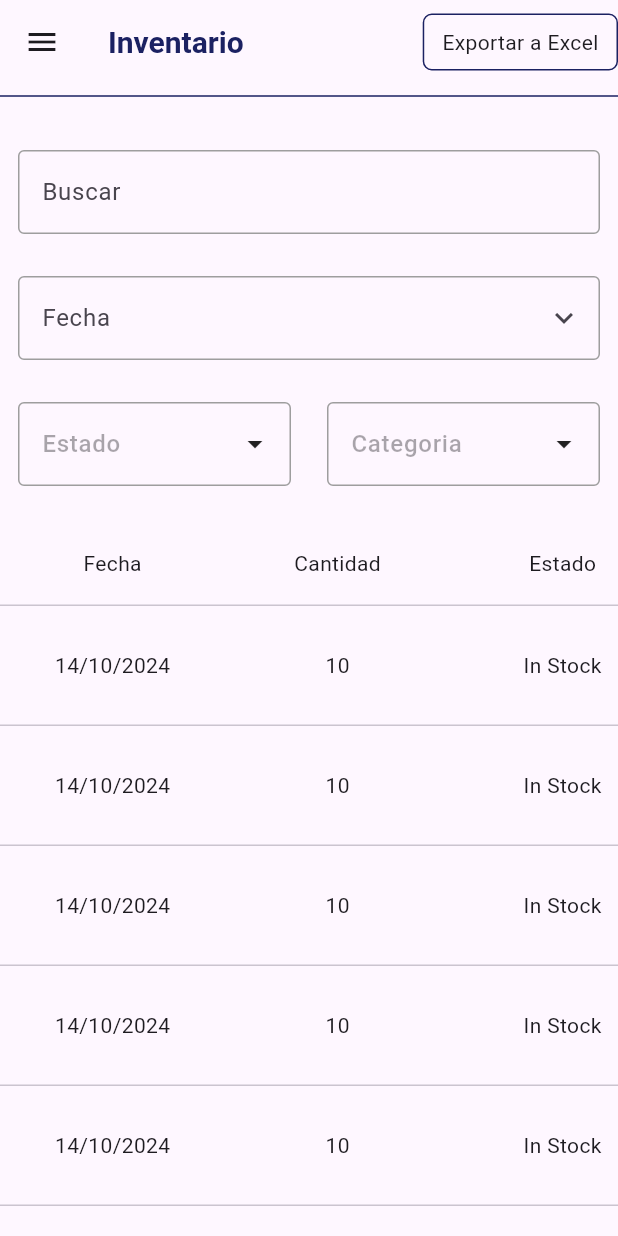
After one commit to RoynerOM/muni_stock, a Flutter app: the ConsumableIndex screen opened directly, on a phone screen of 412 x 824 dp. The commit adds this screen. Run offline on Flutter 3.47's test engine with Material 3 defaults, Android fonts, the phone set to English and light mode, and no system bars; drawn by our look-alikes of syncfusion_flutter_datagrid; our stand-ins replace flutter_bloc, flutter_spinkit, get_it, shared_preferences; missing offline and left inert: toast_message_bar; accounts and stored records are empty.

Commit message:
update widgets

```diff
--- /dev/null
+++ b/lib/app/device/device.dart
@@ -0,0 +1,72 @@
+import 'package:flutter/material.dart';
+import 'package:muni_stock/core/utils/helpers.dart';
+
+class Device {
+  static void getInfo(context) {
+    double w = widthContainer(context);
+    if (w == 540) return console('SM'); //sm
+    if (w == 720) return console('MD'); //md
+    if (w == 960) return console('LG'); //lg
+    if (w == 1140) return console('XL'); //xl
+    if (w == 1320) return console('SM'); //xxl
+  }
+
+  static double screenWidth(BuildContext context) {
+    return MediaQuery.of(context).size.width;
+  }
+
+  static double screenHeight(BuildContext context) {
+    return MediaQuery.of(context).size.height;
+  }
+
+  static double screenDensity(BuildContext context) {
+    return MediaQuery.of(context).devicePixelRatio;
+  }
+
+  static bool isSmallScreen(BuildContext context) {
+    return screenWidth(context) < 600;
+  }
+
+  static bool isMediumScreen(BuildContext context) {
+    return screenWidth(context) >= 600 && screenWidth(context) < 1024;
+  }
+
+  static bool isLargeScreen(BuildContext context) {
+    return screenWidth(context) >= 1024;
+  }
+
+  static Orientation orientation(BuildContext context) {
+    return MediaQuery.of(context).orientation;
+  }
+
+  static double widthContainer(BuildContext context) {
+    double w = Device.screenWidth(context);
+    if (w < 576) return w;
+    if (w >= 576 && w < 768) return 540;
+    if (w >= 768 && w < 992) return 720;
+    if (w >= 992 && w < 1200) return 960;
+    if (w >= 1200 && w < 1400) return 1140;
+    if (w >= 1400) return 1320;
+    return w;
+  }
+
+  static double? span(
+    BuildContext context, {
+    int? xs = 12,
+    int? sm = 12,
+    int? md = 12,
+    int? lg = 12,
+    int? xl = 12,
+    int? xxl = 12,
+    double? gutter = 24,
+  }) {
+    double w = widthContainer(context);
+    double percent = (w / 12);
+    if (w == 540) return percent * sm! - gutter!; //sm
+    if (w == 720) return percent * md! - gutter!; //md
+    if (w == 960) return percent * lg! - gutter!; //lg
+    if (w == 1140) return percent * xl! - gutter!; //xl
+    if (w == 1320) return (percent * xxl!) - gutter!; //xxl
+    return percent * xs! - gutter!; //col
+  }
+}
--- a/lib/app/input/input_date.dart
+++ b/lib/app/input/input_date.dart
@@ -31,6 +31,7 @@ class InputDate extends StatelessWidget {
           label: labelText ?? '',
           placeholder: hitText ?? '',
           readOnly: true,
+          sufixIcon: const Icon(Icons.keyboard_arrow_down),
           onTap: () async {
             final DateTime? newDate = await showDatePicker(
               context: context,
--- a/lib/app/input/input_select.dart
+++ b/lib/app/input/input_select.dart
@@ -1,8 +1,8 @@
 import 'package:flutter/material.dart';
 import 'package:muni_stock/app/input/input_text.dart';
 
-class SelectFieldUI extends StatefulWidget {
-  const SelectFieldUI({
+class InputSelect extends StatefulWidget {
+  const InputSelect({
     super.key,
     required this.options,
     required this.onChanged,
@@ -43,10 +43,10 @@ class SelectFieldUI extends StatefulWidget {
   final Widget? leading;
   final FormFieldValidator<String>? validator;
   @override
-  State<SelectFieldUI> createState() => _SelectFieldUIState();
+  State<InputSelect> createState() => _InputSelectState();
 }
 
-class _SelectFieldUIState extends State<SelectFieldUI> {
+class _InputSelectState extends State<InputSelect> {
   late List<Option> filteredOptions;
   late List<Option> options;
 
--- /dev/null
+++ b/lib/features/consumable/pages/consumable_index.dart
@@ -0,0 +1,168 @@
+import 'package:flutter/material.dart';
+import 'package:muni_stock/app/color/hex_color.dart';
+import 'package:muni_stock/app/device/device.dart';
+import 'package:muni_stock/app/input/input_date.dart';
+import 'package:muni_stock/app/input/input_select.dart';
+import 'package:muni_stock/app/input/input_text.dart';
+import 'package:muni_stock/features/consumable/widgets/button_excel.dart';
+import 'package:muni_stock/features/consumable/widgets/table.dart';
+
+class ConsumableIndex extends StatelessWidget {
+  const ConsumableIndex({super.key});
+
+  @override
+  Widget build(BuildContext context) {
+    Device.getInfo(context);
+    return Scaffold(
+      drawer: Drawer(
+        shape: RoundedRectangleBorder(borderRadius: BorderRadius.circular(0)),
+        elevation: 0,
+        surfaceTintColor: Colors.transparent,
+        shadowColor: Colors.transparent,
+        backgroundColor: HexColor('#1B2162'),
+        width: 100,
+        child: const Column(
+          children: [
+            SizedBox(height: 40),
+            Icon(
+              Icons.home,
+              size: 32,
+              color: Colors.white,
+            ),
+            SizedBox(height: 20),
+            Icon(
+              Icons.bar_chart,
+              size: 32,
+              color: Colors.white,
+            ),
+            SizedBox(height: 20),
+            Spacer(),
+            Icon(
+              Icons.settings,
+              size: 32,
+              color: Colors.white,
+            ),
+            SizedBox(height: 20),
+            Icon(
+              Icons.person,
+              size: 32,
+              color: Colors.white,
+            ),
+            SizedBox(height: 40),
+          ],
+        ),
+      ),
+      appBar: AppBar(
+        title: Text(
+          'Inventario',
+          style: TextStyle(
+            fontSize: 20,
+            color: HexColor('#1B2162'),
+            fontWeight: FontWeight.w700,
+          ),
+        ),
+        actions: const [ButtonExcel()],
+      ),
+      body: SingleChildScrollView(
+        child: SizedBox(
+          width: double.infinity,
+          child: Column(
+            children: [
+              Divider(color: HexColor('#1B2162')),
+              Container(
+                alignment: Alignment.center,
+                width: double.infinity,
+                padding:
+                    const EdgeInsets.symmetric(vertical: 24, horizontal: 12),
+                constraints: const BoxConstraints(maxWidth: 1320),
+                child: SizedBox(
+                  child: Wrap(
+                    spacing: 30,
+                    runSpacing: 24,
+                    alignment: WrapAlignment.spaceBetween,
+                    children: [
+                      SizedBox(
+                        width: Device.span(context, lg: 12, xl: 6, xxl: 5),
+                        child: InputText(
+                          placeholder: 'Buscar',
+                          onChanged: (value) {},
+                        ),
+                      ),
+                      SizedBox(
+                        child: Wrap(
+                          spacing: 24,
+                          runSpacing: 24,
+                          children: [
+                            SizedBox(
+                              width: Device.span(
+                                context,
+                                md: 4,
+                                lg: 4,
+                                xl: 2,
+                                xxl: 2,
+                              ),
+                              child: InputDate(
+                                hitText: 'Fecha',
+                                onChanged: (value) {},
+                                controller: TextEditingController(),
+                              ),
+                            ),
+                            SizedBox(
+                              width: Device.span(
+                                context,
+                                xs: 6,
+                                sm: 6,
+                                md: 4,
+                                lg: 4,
+                                xl: 2,
+                                xxl: 2,
+                              ),
+                              child: InputSelect(
+                                hintText: 'Estado',
+                                onChanged: (value) {},
+                                controller: TextEditingController(),
+                                options: [
+                                  Option(value: 'En Stock'),
+                                  Option(value: 'Bajo Stock'),
+                                  Option(value: 'Agotado'),
+                                ],
+                              ),
+                            ),
+                            SizedBox(
+                              width: Device.span(
+                                context,
+                                xs: 6,
+                                sm: 6,
+                                md: 4,
+                                lg: 4,
+                                xl: 2,
+                                xxl: 2,
+                              ),
+                              child: InputSelect(
+                                hintText: 'Categoria',
+                                onChanged: (value) {},
+                                controller: TextEditingController(),
+                                options: [
+                                  Option(value: 'Tóner'),
+                                  Option(value: 'Inyeccion'),
+                                  Option(value: 'Cartucho'),
+                                  Option(value: 'Térmico'),
+                                  Option(value: 'Otros'),
+                                ],
+                              ),
+                            )
+                          ],
+                        ),
+                      ),
+                    ],
+                  ),
+                ),
+              ),
+              const ConsumableTable(),
+            ],
+          ),
+        ),
+      ),
+    );
+  }
+}
--- /dev/null
+++ b/lib/features/consumable/widgets/button_excel.dart
@@ -0,0 +1,25 @@
+import 'package:flutter/material.dart';
+import 'package:muni_stock/app/color/hex_color.dart';
+
+class ButtonExcel extends StatelessWidget {
+  const ButtonExcel({
+    super.key,
+  });
+
+  @override
+  Widget build(BuildContext context) {
+    return InkWell(
+      onTap: () {},
+      child: Container(
+        padding: const EdgeInsets.fromLTRB(12, 8, 12, 8),
+        decoration: BoxDecoration(
+          borderRadius: BorderRadius.circular(6),
+          border: Border.all(
+            color: HexColor('#1B2162'),
+          ),
+        ),
+        child: const Text('Exportar a Excel'),
+      ),
+    );
+  }
+}
--- /dev/null
+++ b/lib/features/consumable/widgets/table.dart
@@ -0,0 +1,248 @@
+import 'package:flutter/cupertino.dart';
+import 'package:flutter/material.dart';
+import 'package:muni_stock/app/buttons/icon_button.dart';
+import 'package:muni_stock/app/device/device.dart';
+import 'package:muni_stock/app/dialogs/delete_alert.dart';
+import 'package:syncfusion_flutter_datagrid/datagrid.dart';
+
+class ConsumableTable extends StatefulWidget {
+  const ConsumableTable({super.key});
+
+  @override
+  State<ConsumableTable> createState() => _ConsumableTableState();
+}
+
+class _ConsumableTableState extends State<ConsumableTable> {
+  late UserDataSource _userDataSource;
+  final int _rowsPerPage = 15;
+  int _currentPageIndex = 0;
+  final double _rowHeight = 80;
+
+  // Sample data
+  final List<Consumable> _allConsumables = List.generate(
+    20,
+    (index) => Consumable(
+      id: index,
+      date: '14/10/2024',
+      name: 'Impresora $index',
+      destination: 'x2655s',
+      status: 'In Stock',
+      stock: '10',
+    ),
+  );
+
+  @override
+  void initState() {
+    super.initState();
+    _userDataSource = UserDataSource(users: _getPaginatedConsumables());
+  }
+
+  List<Consumable> _getPaginatedConsumables() {
+    final startIndex = _currentPageIndex * _rowsPerPage;
+    final endIndex =
+        (startIndex + _rowsPerPage).clamp(0, _allConsumables.length);
+    return _allConsumables.sublist(startIndex, endIndex);
+  }
+
+  void _onNextPage() {
+    if ((_currentPageIndex + 1) * _rowsPerPage < _allConsumables.length) {
+      setState(() {
+        _currentPageIndex++;
+        _userDataSource.updateRows(_getPaginatedConsumables());
+      });
+    }
+  }
+
+  void _onPreviousPage() {
+    if (_currentPageIndex > 0) {
+      setState(() {
+        _currentPageIndex--;
+        _userDataSource.updateRows(_getPaginatedConsumables());
+      });
+    }
+  }
+
+  @override
+  Widget build(BuildContext context) {
+    return Container(
+      constraints: const BoxConstraints(maxWidth: 1320, maxHeight: 1400),
+      child: SfDataGrid(
+        verticalScrollPhysics: const NeverScrollableScrollPhysics(),
+        // horizontalScrollPhysics: NeverScrollableScrollPhysics(),
+        footer: _buildPaginationFooter(),
+        rowHeight: _rowHeight,
+        source: _userDataSource,
+        columns: _buildGridColumns(),
+        allowColumnsResizing: true,
+        columnResizeMode: ColumnResizeMode.onResize,
+        columnWidthMode: ColumnWidthMode.fill,
+        onColumnResizeEnd: (value) {
+          print("Column resized: $value");
+        },
+      ),
+    );
+  }
+
+  Widget _buildPaginationFooter() {
+    return Container(
+      height: 56,
+      color: Colors.grey[200],
+      alignment: Alignment.center,
+      child: Row(
+        mainAxisAlignment: MainAxisAlignment.center,
+        children: [
+          IconButton(
+            icon: const Icon(Icons.arrow_back),
+            onPressed: _onPreviousPage,
+            tooltip: 'Previous Page',
+          ),
+          Text('Page ${_currentPageIndex + 1}'),
+          IconButton(
+            icon: const Icon(Icons.arrow_forward),
+            onPressed: _onNextPage,
+            tooltip: 'Next Page',
+          ),
+        ],
+      ),
+    );
+  }
+
+  List<GridColumn> _buildGridColumns() {
+    return [
+      GridColumn(
+        columnName: 'id',
+        label: _buildHeaderCell('Nombre'),
+      ),
+      GridColumn(
+        width: 150,
+        columnName: 'fecha',
+        label: _buildHeaderCell('Fecha'),
+      ),
+      GridColumn(
+        columnName: 'ubicacion',
+        label: _buildHeaderCell('Ubicación'),
+      ),
+      GridColumn(
+        width: 150,
+        columnName: 'stock',
+        label: _buildHeaderCell('Cantidad'),
+      ),
+      GridColumn(
+        width: 150,
+        columnName: 'estado',
+        label: _buildHeaderCell('Estado'),
+      ),
+      GridColumn(
+        width: 200,
+        columnName: 'acciones',
+        label: _buildHeaderCell('Acciones'),
+      ),
+    ];
+  }
+
+  Widget _buildHeaderCell(String title) {
+    return Container(
+      padding: const EdgeInsets.all(8.0),
+      alignment: Alignment.center,
+      child: Text(title),
+    );
+  }
+}
+
+class UserDataSource extends DataGridSource {
+  List<Consumable> users;
+
+  UserDataSource({required this.users}) {
+    _buildDataGridRows();
+  }
+
+  List<DataGridRow> _dataGridRows = [];
+
+  void _buildDataGridRows() {
+    _dataGridRows = users.map<DataGridRow>((user) {
+      return DataGridRow(cells: [
+        DataGridCell<String>(columnName: 'id', value: user.name),
+        DataGridCell<String>(columnName: 'fecha', value: user.date),
+        DataGridCell<String>(columnName: 'ubicacion', value: user.destination),
+        DataGridCell<String>(columnName: 'stock', value: user.stock),
+        DataGridCell<String>(columnName: 'estado', value: user.status),
+        DataGridCell<Widget>(
+          columnName: 'acciones',
+          value: _buildActionButtons(user),
+        ),
+      ]);
+    }).toList();
+  }
+
+  Widget _buildActionButtons(Consumable user) {
+    return Row(
+      mainAxisAlignment: MainAxisAlignment.center,
+      children: [
+        MuniIconButton(
+          tooltip: 'Entrada',
+          icon: CupertinoIcons.add_circled,
+          onPressed: () {},
+        ),
+        MuniIconButton(
+          tooltip: 'Salida',
+          icon: CupertinoIcons.minus_circle,
+          onPressed: () {},
+        ),
+        MuniIconButton(
+          tooltip: 'Editar',
+          icon: CupertinoIcons.pencil_circle,
+          onPressed: () {},
+        ),
+        MuniIconButton(
+          tooltip: 'Eliminar',
+          iconColor: Colors.red,
+          icon: CupertinoIcons.trash_circle,
+          onPressed: () {
+            // showDeleteDialog(context, () {});
+          },
+        ),
+      ],
+    );
+  }
+
+  @override
+  List<DataGridRow> get rows => _dataGridRows;
+
+  @override
+  DataGridRowAdapter buildRow(DataGridRow row) {
+    return DataGridRowAdapter(
+      cells: row.getCells().map<Widget>((cell) {
+        return Container(
+          padding: const EdgeInsets.all(8.0),
+          alignment: Alignment.center,
+          child:
+              (cell.value is Widget) ? cell.value : Text(cell.value.toString()),
+        );
+      }).toList(),
+    );
+  }
+
+  void updateRows(List<Consumable> newConsumables) {
+    users = newConsumables;
+    _buildDataGridRows();
+    notifyListeners();
+  }
+}
+
+class Consumable {
+  final int id;
+  final String name;
+  final String date;
+  final String destination;
+  final String stock;
+  final String status;
+
+  Consumable({
+    required this.id,
+    required this.name,
+    required this.date,
+    required this.destination,
+    required this.stock,
+    required this.status,
+  });
+}
--- a/lib/main.dart
+++ b/lib/main.dart
@@ -90,7 +90,7 @@ class _MyHomePageState extends State<MyHomePage> {
                   ),
                   SizedBox(
                     width: 150,
-                    child: SelectFieldUI(
+                    child: InputSelect(
                       hintText: 'Status',
                       controller: controlller2,
                       options: [
@@ -103,7 +103,7 @@ class _MyHomePageState extends State<MyHomePage> {
                   ),
                   SizedBox(
                     width: 150,
-                    child: SelectFieldUI(
+                    child: InputSelect(
                       controller: controlller,
                       hintText: 'Categoria',
                       options: [
--- a/pubspec.yaml
+++ b/pubspec.yaml
@@ -21,7 +21,7 @@ dependencies:
   dio: ^5.7.0
   http: ^1.2.2
   shared_preferences: ^2.3.2
-
+  syncfusion_flutter_datagrid: ^27.1.53
 dev_dependencies:
   flutter_test:
     sdk: flutter
```
Also changed, not shown: lib/core/utils/helpers.dart (added, +7 -0 lines), lib/features/consumable/pages/test.dart (added, +159 -0 lines), pubspec.lock.
